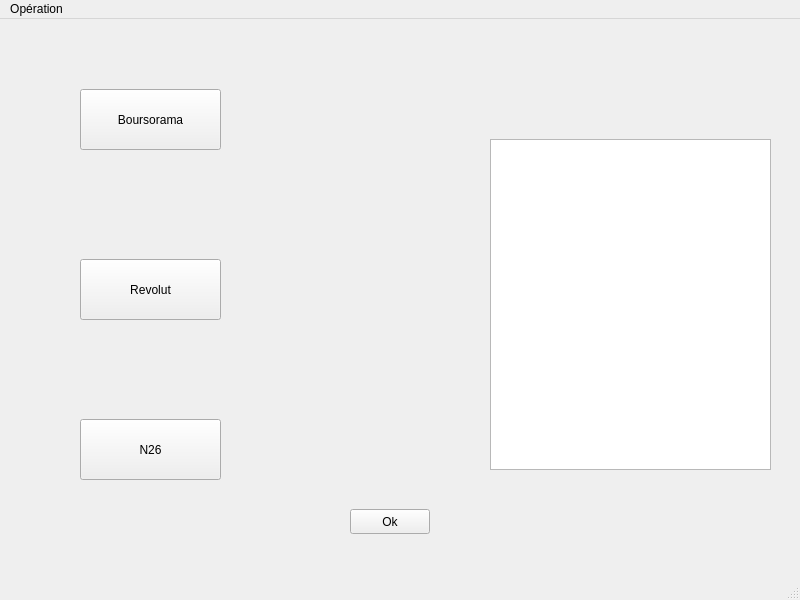
This is mainwindow.ui in DjallalChafai/gestion-banque as Qt 5 draws it before an edit. The edited form follows.
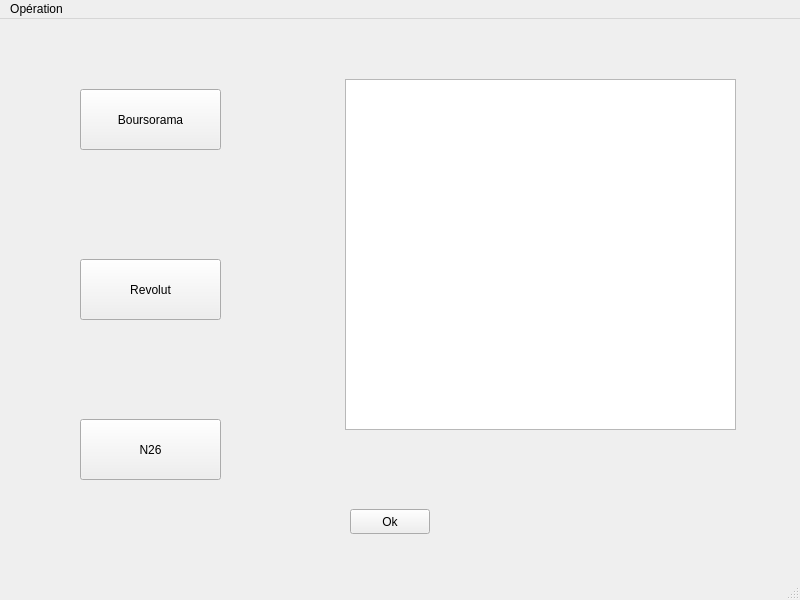
This is the edited form.

```diff
--- a/mainwindow.ui
+++ b/mainwindow.ui
@@ -27,16 +27,6 @@
      <string>Ok</string>
     </property>
    </widget>
-   <widget class="QColumnView" name="columnView">
-    <property name="geometry">
-     <rect>
-      <x>490</x>
-      <y>120</y>
-      <width>281</width>
-      <height>331</height>
-     </rect>
-    </property>
-   </widget>
    <widget class="QPushButton" name="Boursorama">
     <property name="geometry">
      <rect>
@@ -76,6 +66,16 @@
      <string>N26</string>
     </property>
    </widget>
+   <widget class="QTableView" name="SqlView">
+    <property name="geometry">
+     <rect>
+      <x>345</x>
+      <y>60</y>
+      <width>391</width>
+      <height>351</height>
+     </rect>
+    </property>
+   </widget>
   </widget>
   <widget class="QStatusBar" name="statusbar"/>
   <widget class="QMenuBar" name="menubar">
```
Left out of the diff: 2 changed lines with no effect on the pictures.
